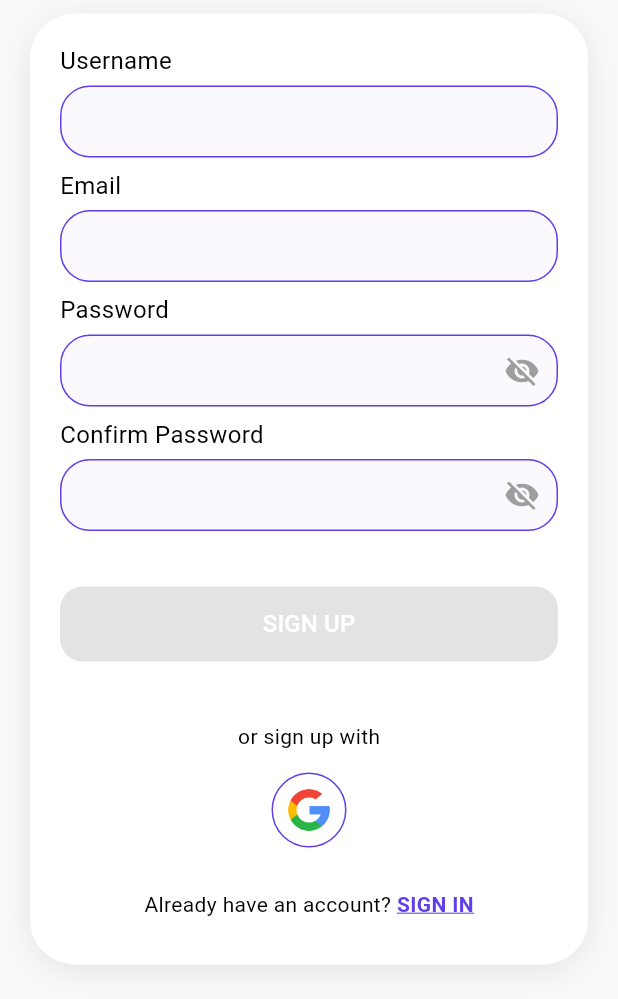
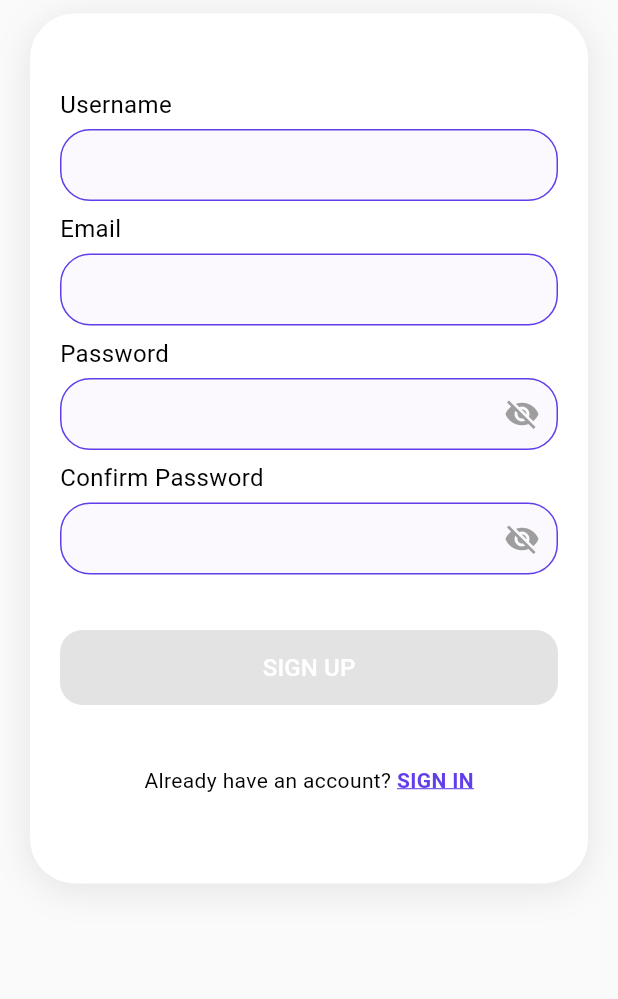
Before and after one commit to wholeGrainCat/PULSE-App, a Flutter app: the RegisterPage screen opened directly, on a phone screen of 412 x 824 dp, the part 237-1236 px from its top. Run offline on Flutter 3.47's test engine with Material 3 defaults, Android fonts, the phone set to English and light mode, and no system bars; our stand-ins replace carousel_slider, cloud_firestore, firebase_auth, firebase_core, firebase_storage, fl_chart and 7 more; missing offline and left inert: aura_box, fluentui_emoji_icon; accounts and stored records are empty; statements that could not run were skipped.

Commit message:
fixing slef-help tools &  google sign-in

```diff
--- a/lib/Admin/profile/admin_profile_page.dart
+++ b/lib/Admin/profile/admin_profile_page.dart
@@ -69,7 +69,11 @@ class _AdminProfilePageState extends State<AdminProfilePage> {
       try {
         await _auth.signout();
         if (mounted) {
-          Navigator.pushReplacementNamed(context, '/logout');
+          Navigator.pushNamedAndRemoveUntil(
+            context,
+            '/home',
+            (Route<dynamic> route) => false,
+          );
         }
       } catch (e) {
         if (mounted) {
--- a/lib/Admin/self-help_tools/advertisement/advertisement_page.dart
+++ b/lib/Admin/self-help_tools/advertisement/advertisement_page.dart
@@ -37,8 +37,7 @@ class AdvertisementPage extends StatelessWidget {
                       context,
                       MaterialPageRoute(
                         builder: (context) => const CreateAdvertisementPage(),
-                    )
-                  );
+                      ));
                 },
                 style: ElevatedButton.styleFrom(
                   backgroundColor: Colors.pinkAccent,
--- a/lib/Admin/self-help_tools/selfhelp_tools.dart
+++ b/lib/Admin/self-help_tools/selfhelp_tools.dart
@@ -64,10 +64,7 @@ class _SelfhelpToolsPageState extends State<SelfhelpToolsPage> {
   }
 
   Widget buildFloatingActionButton() {
-    return Positioned(
-      bottom: 200,
-      right: 16,
-      child: FloatingActionButton(
+    return FloatingActionButton(
       onPressed: () {
         Navigator.push(
           context,
@@ -77,7 +74,6 @@ class _SelfhelpToolsPageState extends State<SelfhelpToolsPage> {
       backgroundColor: const Color(0XFFD9F65C),
       shape: const CircleBorder(),
       child: const Icon(Icons.arrow_forward),
-      ),
     );
   }
 
--- a/lib/Student/login.dart
+++ b/lib/Student/login.dart
@@ -231,8 +231,8 @@ class _LoginPageState extends State<LoginPage> {
       child: GestureDetector(
         onTap: () async {
           try {
-            final user = await _auth
-                .loginWithGoogle('student'); // Add 'student' parameter
+            final user =
+                await _auth.loginWithGoogle(); // Add 'student' parameter
             if (user != null) {
               Navigator.pushNamed(context, '/studentdashboard');
             }
--- a/lib/Student/logout.dart
+++ b/lib/Student/logout.dart
@@ -59,7 +59,11 @@ class _LogoutPageState extends State<LogoutPage> {
                   // Student Button with style
                   ElevatedButton(
                     onPressed: () {
-                      Navigator.pushNamed(context, '/onboarding');
+                      Navigator.pushNamedAndRemoveUntil(
+                        context,
+                        '/home',
+                        (Route<dynamic> route) => false,
+                      );
                     },
                     style: ElevatedButton.styleFrom(
                       backgroundColor: AppColors.pri_purple,
--- a/lib/Student/register.dart
+++ b/lib/Student/register.dart
@@ -190,8 +190,7 @@ class _RegisterPageState extends State<RegisterPage> {
         child: Stack(
           children: [
             const BackgroundWithEmojis(),
-            Positioned.fill(
-              child: SingleChildScrollView(
+            SingleChildScrollView(
               child: Column(
                 crossAxisAlignment: CrossAxisAlignment.center,
                 children: [
@@ -202,10 +201,9 @@ class _RegisterPageState extends State<RegisterPage> {
                 ],
               ),
             ),
-            ),
             Positioned(
-              top: 20, // Adjust this for your design
-              left: 10, // Adjust this for your design
+              top: 20,
+              left: 10,
               child: IconButton(
                 icon: const Icon(Icons.arrow_back, color: Colors.black),
                 onPressed: () {
@@ -221,6 +219,8 @@ class _RegisterPageState extends State<RegisterPage> {
 
   Widget _buildRegistrationForm(BuildContext context) {
     return Center(
+      child: SizedBox(
+        height: 600,
         child: Container(
           margin: const EdgeInsets.symmetric(horizontal: 20, vertical: 10),
           padding: const EdgeInsets.all(20),
@@ -257,7 +257,8 @@ class _RegisterPageState extends State<RegisterPage> {
                     style: const TextStyle(color: Colors.red),
                   ),
                 ),
-            _buildTextField("Password", passwordController, obscureText: true),
+              _buildTextField("Password", passwordController,
+                  obscureText: true),
               _buildTextField("Confirm Password", confirmPasswordController,
                   obscureText: true),
               if (passwordErrors.isNotEmpty)
@@ -276,12 +277,9 @@ class _RegisterPageState extends State<RegisterPage> {
               const SizedBox(height: 30),
               _buildSignUpButton(context),
               const SizedBox(height: 40),
-            _buildContinueWithText(),
-            const SizedBox(height: 14),
-            _buildGoogleSignInButton(),
-            const SizedBox(height: 28),
               _buildLoginRedirect(context),
             ],
+          ),
         ),
       ),
     );
@@ -317,40 +315,6 @@ class _RegisterPageState extends State<RegisterPage> {
         child: const Text(
           "SIGN UP",
           style: TextStyle(color: Colors.white, fontSize: 16),
-        ),
-      ),
-    );
-  }
-
-  Widget _buildContinueWithText() {
-    return const Center(
-      child: Text(
-        "or sign up with",
-        style: TextStyle(color: Colors.black),
-      ),
-    );
-  }
-
-  Widget _buildGoogleSignInButton() {
-    return Center(
-      child: GestureDetector(
-        onTap: () {
-          // Handle Google Sign-In
-        },
-        child: Container(
-          padding: const EdgeInsets.all(10.0),
-          decoration: BoxDecoration(
-            shape: BoxShape.circle,
-            border: Border.all(
-              color: const Color(0xFF613EEA),
-              width: 1.0,
-            ),
-          ),
-          child: const CircleAvatar(
-            backgroundColor: Colors.white,
-            radius: 14,
-            backgroundImage: AssetImage('assets/images/google.png'),
-          ),
         ),
       ),
     );
--- a/lib/main.dart
+++ b/lib/main.dart
@@ -75,6 +75,7 @@ class MyApp extends StatelessWidget {
       ),
       home: const OnboardingScreen(), // Set OnboardingPage as the first page
       routes: {
+        '/home': (context) => const OnboardingScreen(),
         '/onboarding': (context) => const Onboarding(),
         '/login': (context) => const LoginPage(),
         '/forgotpassword': (context) => const ForgotPasswordPage(),
```
Also changed, not shown: lib/Student/profile/profile_screen.dart (+5 -2 lines), lib/auth_service.dart (+28 -13 lines), pubspec.lock, 1 other file. Lines whose indentation alone changed are shown as unchanged.
